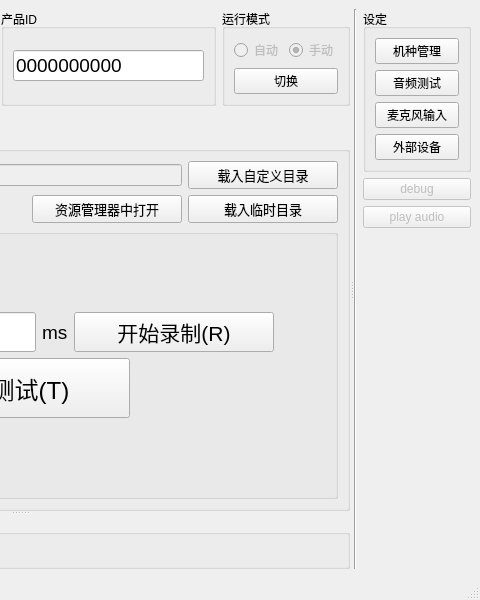
First picture: the form in mainwindow.ui, repository YeeeeRQ/SpeakerTest, before the edit; both pictures show x 320 to 800 and y 0 to 600 of the 800 by 600 pixel window.
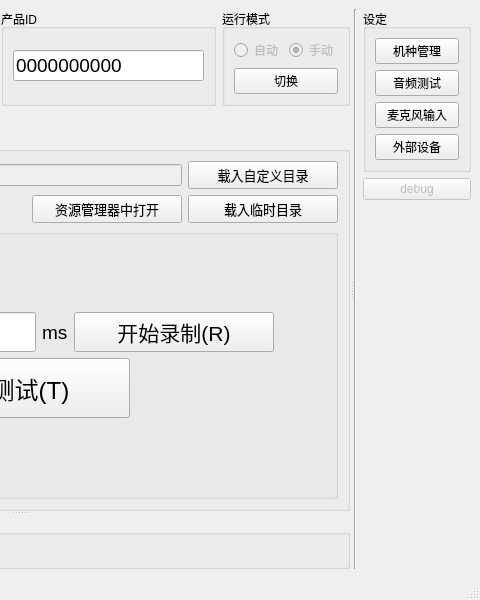
Second picture: the form after the edit. Custom widgets are drawn as their Qt base class.

Commit message: 添加AudioProcess

Patch:
```diff
--- a/mainwindow.ui
+++ b/mainwindow.ui
@@ -603,7 +603,7 @@
          </widget>
         </item>
         <item>
-         <layout class="QVBoxLayout" name="verticalLayout_9" stretch="0,0,0,0">
+         <layout class="QVBoxLayout" name="verticalLayout_9" stretch="0,0,0">
           <item>
            <widget class="QGroupBox" name="groupBox4AppSetting">
             <property name="title">
@@ -655,16 +655,6 @@
             </property>
            </widget>
           </item>
-          <item>
-           <widget class="QPushButton" name="btnPlayAudio">
-            <property name="enabled">
-             <bool>false</bool>
-            </property>
-            <property name="text">
-             <string>play audio</string>
-            </property>
-           </widget>
-          </item>
           <item>
            <spacer name="verticalSpacer_3">
             <property name="orientation">
```
The commit also changes 6 other files.
